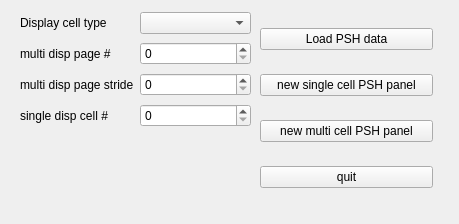
The window that SimDataAnalysis/includes/mainw.ui (wenkeli/Cerebellum_simulation) describes before a commit, drawn with Qt 5.
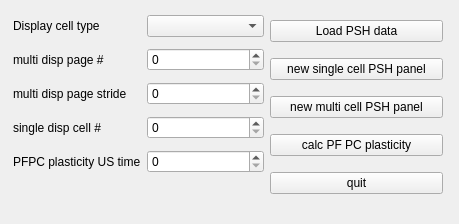
The same window after the commit.

The edit to the form file:
```diff
--- a/SimDataAnalysis/includes/mainw.ui
+++ b/SimDataAnalysis/includes/mainw.ui
@@ -17,7 +17,7 @@
    <widget class="QWidget" name="verticalLayoutWidget">
     <property name="geometry">
      <rect>
-      <x>260</x>
+      <x>270</x>
       <y>10</y>
       <width>173</width>
       <height>197</height>
@@ -45,6 +45,13 @@
        </property>
       </widget>
      </item>
+     <item>
+      <widget class="QPushButton" name="calcPFPCPlastButton">
+       <property name="text">
+        <string>calc PF PC plasticity</string>
+       </property>
+      </widget>
+     </item>
      <item>
       <widget class="QPushButton" name="quitButton">
        <property name="text">
@@ -57,10 +64,10 @@
    <widget class="QWidget" name="gridLayoutWidget">
     <property name="geometry">
      <rect>
-      <x>20</x>
+      <x>13</x>
       <y>10</y>
-      <width>231</width>
-      <height>121</height>
+      <width>251</width>
+      <height>171</height>
      </rect>
     </property>
     <layout class="QGridLayout" name="gridLayout">
@@ -104,6 +111,16 @@
      <item row="0" column="1">
       <widget class="QComboBox" name="dispCellTypeBox"/>
      </item>
+     <item row="4" column="0">
+      <widget class="QLabel" name="label_5">
+       <property name="text">
+        <string>PFPC plasticity US time</string>
+       </property>
+      </widget>
+     </item>
+     <item row="4" column="1">
+      <widget class="QSpinBox" name="pfPCPlastUSTimeSpinBox"/>
+     </item>
     </layout>
    </widget>
   </widget>
```
